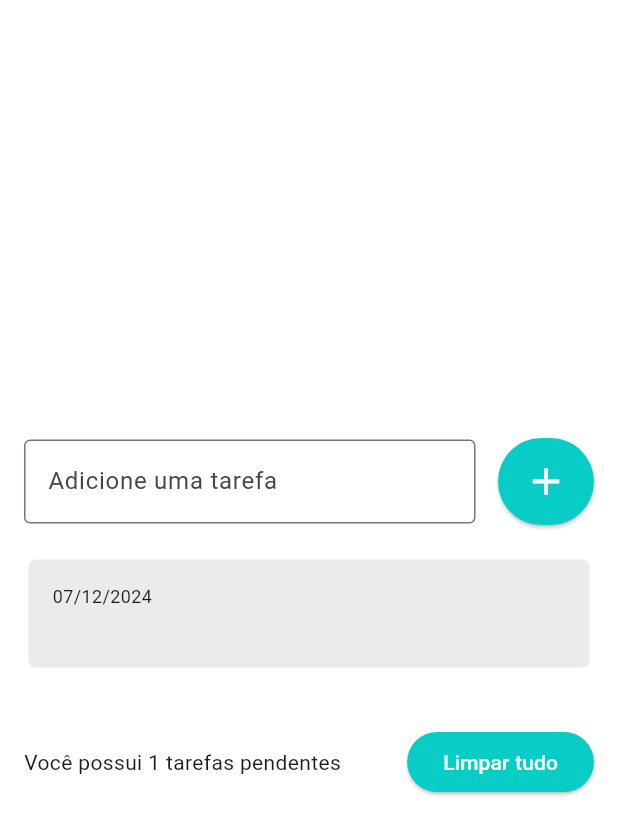
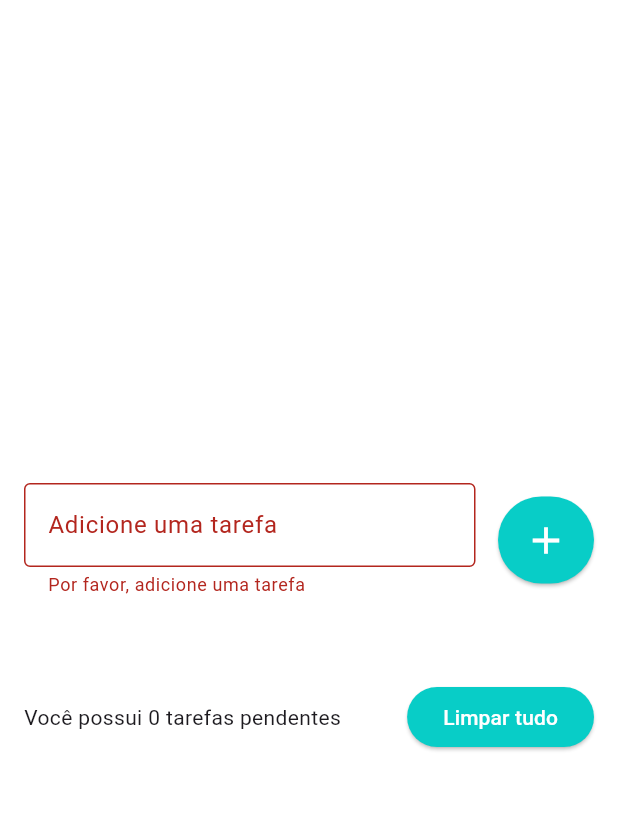
Before and after one commit to jeanPersil/Lista-de-tarefas, a Flutter app: the screen it shows after launch, after a tap on the "add" icon, on a phone screen of 412 x 824 dp. Shown: the top 835 px of the screen. Run offline on Flutter 3.47's test engine with Material 3 defaults, Android fonts, the phone set to English and light mode, and no system bars; drawn by our look-alikes of flutter_slidable; our stand-ins replace shared_preferences.

Commit message:
Finalizando app, salvando as anotações para não ser perdido caso o mesmo seja fechado

```diff
--- a/lib/Widgets/lista_de_tarefas.dart
+++ b/lib/Widgets/lista_de_tarefas.dart
@@ -38,7 +38,7 @@ class _ListaDeTarefasState extends State<ListaDeTarefas> {
             crossAxisAlignment: CrossAxisAlignment.stretch,
             children: [
               Text(
-                DateFormat('dd/MM/yyyy').format(widget.tarefa.DataHorario),
+                DateFormat('dd/MM/yyyy').format(widget.tarefa.dataHorario),
                 style: TextStyle(fontSize: 12),
               ),
               Text(
--- a/lib/models/todo.dart
+++ b/lib/models/todo.dart
@@ -1,7 +1,19 @@
-class Tarefa{
+class Tarefa {
+  Tarefa({required this.tarefaNome, required this.dataHorario});
 
-  Tarefa({required this.tarefaNome, required this.DataHorario});
+  Tarefa.fromJson(Map<String, dynamic> json)
+      : tarefaNome = json['tarefaNome'] ?? '',
+        dataHorario = json['DataHorario'] != null
+            ? DateTime.parse(json['DataHorario'])
+            : DateTime.now();
 
   String tarefaNome;
-  DateTime DataHorario;
+  DateTime dataHorario;
+
+  Map<String, dynamic> toJson() {
+    return {
+      'tarefaNome': tarefaNome,
+      'dataHorario': dataHorario.toIso8601String(),
+    };
+  }
 }
--- a/lib/paginas/listpage.dart
+++ b/lib/paginas/listpage.dart
@@ -1,6 +1,7 @@
 import 'package:flutter/material.dart';
 import 'package:lista_de_tarefas/Widgets/lista_de_tarefas.dart';
 import 'package:lista_de_tarefas/models/todo.dart';
+import 'package:lista_de_tarefas/repositories/repositorio_tarefa.dart';
 
 class ListPage extends StatefulWidget {
   ListPage({super.key});
@@ -14,7 +15,21 @@ class _ListPageState extends State<ListPage> {
   Tarefa? tarefaDeletada;
   int? indice_da_tarefaDeletada;
 
+  String? mensagem_de_erro;
+
   final TextEditingController controlarTarefas = TextEditingController();
+  final TarefaRepositorio tarefaRepositorio = TarefaRepositorio();
+
+  @override
+  void initState() {
+    super.initState();
+
+    tarefaRepositorio.ler_lista_de_tarefas().then((value) {
+      setState(() {
+        tarefas = value;
+      });
+    });
+  }
 
   void onDelete(Tarefa tarefa) {
     tarefaDeletada = tarefa;
@@ -23,7 +38,7 @@ class _ListPageState extends State<ListPage> {
     setState(() {
       tarefas.remove(tarefa);
     });
-
+    tarefaRepositorio.salvar_lista_de_tarefas(tarefas);
     ScaffoldMessenger.of(context).clearSnackBars();
     ScaffoldMessenger.of(context).showSnackBar(
       SnackBar(
@@ -40,6 +55,7 @@ class _ListPageState extends State<ListPage> {
               setState(() {
                 tarefas.insert(indice_da_tarefaDeletada!, tarefaDeletada!);
               });
+              tarefaRepositorio.salvar_lista_de_tarefas(tarefas);
             }),
         duration: const Duration(seconds: 5),
       ),
@@ -51,7 +67,8 @@ class _ListPageState extends State<ListPage> {
       context: context,
       builder: (context) => AlertDialog(
         title: const Text('Limpar tudo?'),
-        content: const Text('Você tem certeza que deseja excluir todas as tarefas?'),
+        content:
+            const Text('Você tem certeza que deseja excluir todas as tarefas?'),
         actions: [
           TextButton(
               onPressed: () {
@@ -67,6 +84,7 @@ class _ListPageState extends State<ListPage> {
                 tarefas.clear();
                 Navigator.of(context).pop();
               });
+              tarefaRepositorio.salvar_lista_de_tarefas(tarefas);
             },
             child: const Text(
               'Limpar tudo',
@@ -94,22 +112,31 @@ class _ListPageState extends State<ListPage> {
                   Expanded(
                       child: TextField(
                     controller: controlarTarefas,
-                    decoration: const InputDecoration(
-                        border: OutlineInputBorder(),
-                        labelText: 'Adicione uma tarefa',
-                        hintText: 'Estudar flutter'),
+                    decoration: InputDecoration(
+                      border: const OutlineInputBorder(),
+                      labelText: 'Adicione uma tarefa',
+                      hintText: 'Estudar flutter',
+                      errorText: mensagem_de_erro,
+                    ),
                   )),
                   const SizedBox(width: 15),
                   ElevatedButton(
                       onPressed: () {
+                        if (controlarTarefas.text.isEmpty) {
+                          setState(() {
+                            mensagem_de_erro = 'Por favor, adicione uma tarefa';
+                          });
+                          return;
+                        }
                         Tarefa novaTarefa = Tarefa(
                             tarefaNome: controlarTarefas.text,
-                            DataHorario: DateTime.now());
+                            dataHorario: DateTime.now());
                         setState(() {
                           tarefas.add(novaTarefa);
                         });
-
+                        mensagem_de_erro = null;
                         controlarTarefas.clear();
+                        tarefaRepositorio.salvar_lista_de_tarefas(tarefas);
                       },
                       style: ElevatedButton.styleFrom(
                         backgroundColor: const Color(0xff08cdc7),
--- /dev/null
+++ b/lib/repositories/repositorio_tarefa.dart
@@ -0,0 +1,29 @@
+import 'package:lista_de_tarefas/models/todo.dart';
+import 'package:shared_preferences/shared_preferences.dart';
+import 'dart:convert';
+
+const chave_da_lista = 'Lista de tarefas';
+
+class TarefaRepositorio {
+  TarefaRepositorio() {
+    SharedPreferences.getInstance().then((value) {
+      sharedPreferences = value;
+      print(sharedPreferences.getString('Lista de tarefas'));
+    });
+  }
+
+  late SharedPreferences sharedPreferences;
+
+  Future<List<Tarefa>> ler_lista_de_tarefas() async {
+    sharedPreferences = await SharedPreferences.getInstance();
+    final String toJason = sharedPreferences.getString(chave_da_lista) ?? '[]';
+    final List jsonDecoder = jsonDecode(toJason);
+    return jsonDecoder.map((e) => Tarefa.fromJson(e)).toList();
+  }
+
+  void salvar_lista_de_tarefas(List<Tarefa> tarefa) {
+    final toJason = json.encode(tarefa);
+    print(toJason);
+    sharedPreferences.setString(chave_da_lista, toJason);
+  }
+}
--- a/pubspec.yaml
+++ b/pubspec.yaml
@@ -35,6 +35,7 @@ dependencies:
   # Use with the CupertinoIcons class for iOS style icons.
   cupertino_icons: ^1.0.8
   flutter_slidable: ^3.1.1
+  shared_preferences: ^2.3.3
   intl:
 
 dev_dependencies:
```
Also changed, not shown: pubspec.lock, 1 other file.
